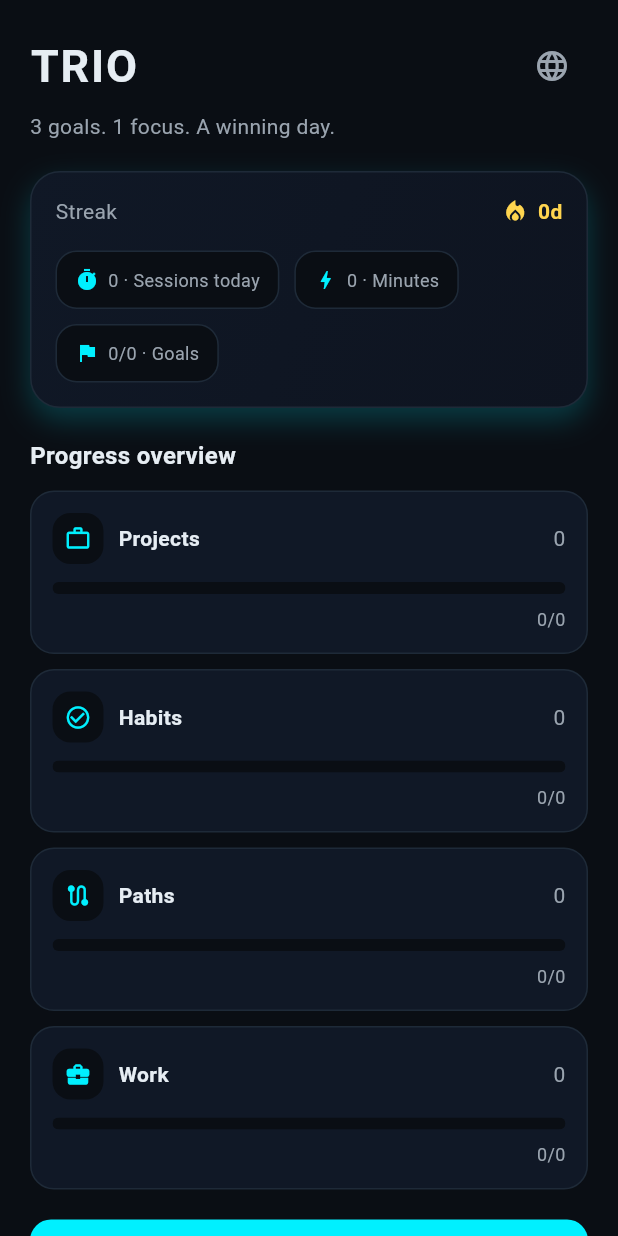
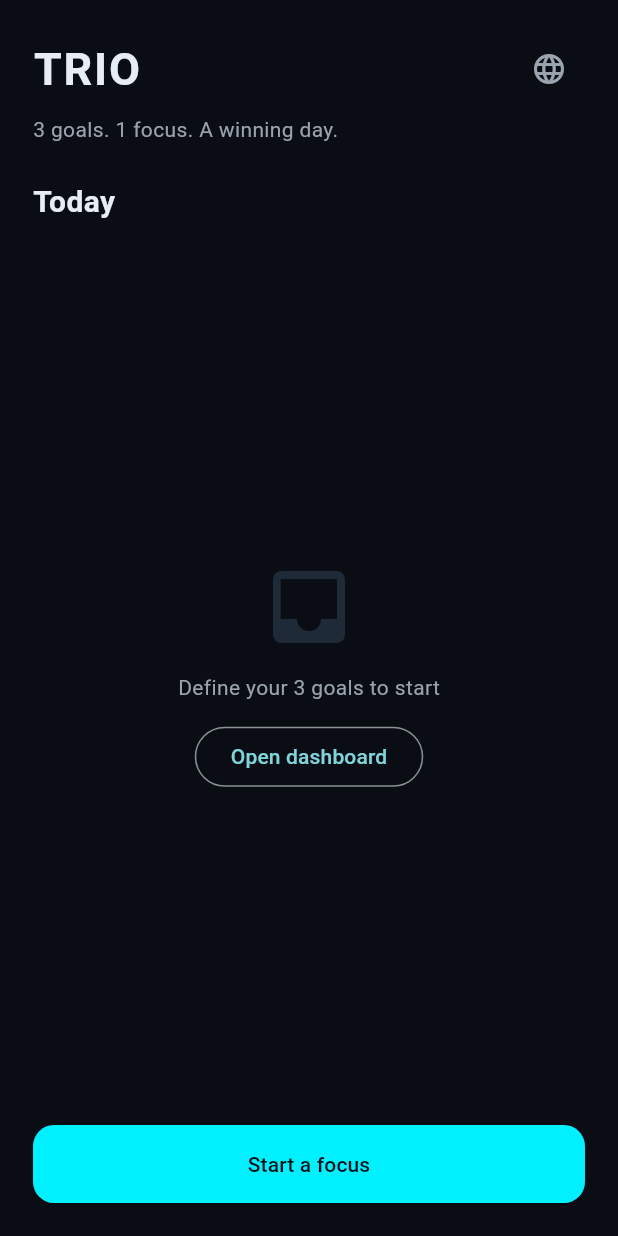
Before and after one commit to AfifBen/trio, a Flutter app: the screen it shows after launch, on a phone screen of 412 x 824 dp. Run offline on Flutter 3.47's test engine with Material 3 defaults, Android fonts, the phone set to English and light mode, and no system bars; our stand-ins replace fl_chart, shared_preferences, speech_to_text.

Commit message:
Simplify home to Today + goals + start

```diff
--- a/lib/l10n/app_ar.arb
+++ b/lib/l10n/app_ar.arb
@@ -76,5 +76,6 @@
   "categoryWork": "عمل",
   "categoryItemHint": "عنصر الفئة",
   "goalCategoryHint": "الفئة",
-  "objectiveTitle": "هدف"
+  "objectiveTitle": "هدف",
+  "todayTitle": "اليوم"
 }
--- a/lib/l10n/app_en.arb
+++ b/lib/l10n/app_en.arb
@@ -76,5 +76,6 @@
   "categoryWork": "Work",
   "categoryItemHint": "Category item",
   "goalCategoryHint": "Category",
-  "objectiveTitle": "Objective"
+  "objectiveTitle": "Objective",
+  "todayTitle": "Today"
 }
--- a/lib/l10n/app_fr.arb
+++ b/lib/l10n/app_fr.arb
@@ -76,5 +76,6 @@
   "categoryWork": "Travail",
   "categoryItemHint": "Élément",
   "goalCategoryHint": "Catégorie",
-  "objectiveTitle": "Objectif"
+  "objectiveTitle": "Objectif",
+  "todayTitle": "Aujourd'hui"
 }
--- a/lib/l10n/app_localizations.dart
+++ b/lib/l10n/app_localizations.dart
@@ -567,6 +567,12 @@ abstract class AppLocalizations {
   /// In en, this message translates to:
   /// **'Objective'**
   String get objectiveTitle;
+
+  /// No description provided for @todayTitle.
+  ///
+  /// In en, this message translates to:
+  /// **'Today'**
+  String get todayTitle;
 }
 
 class _AppLocalizationsDelegate
--- a/lib/l10n/app_localizations_ar.dart
+++ b/lib/l10n/app_localizations_ar.dart
@@ -247,4 +247,7 @@ class AppLocalizationsAr extends AppLocalizations {
 
   @override
   String get objectiveTitle => 'هدف';
+
+  @override
+  String get todayTitle => 'اليوم';
 }
--- a/lib/l10n/app_localizations_en.dart
+++ b/lib/l10n/app_localizations_en.dart
@@ -248,4 +248,7 @@ class AppLocalizationsEn extends AppLocalizations {
 
   @override
   String get objectiveTitle => 'Objective';
+
+  @override
+  String get todayTitle => 'Today';
 }
--- a/lib/l10n/app_localizations_fr.dart
+++ b/lib/l10n/app_localizations_fr.dart
@@ -249,4 +249,7 @@ class AppLocalizationsFr extends AppLocalizations {
 
   @override
   String get objectiveTitle => 'Objectif';
+
+  @override
+  String get todayTitle => 'Aujourd\'hui';
 }
--- a/lib/screens/home_screen.dart
+++ b/lib/screens/home_screen.dart
@@ -27,8 +27,8 @@ class _HomeScreenState extends State<HomeScreen> {
       body: SafeArea(
         child: Consumer<TrioState>(
           builder: (context, state, _) {
-            return SingleChildScrollView(
-              padding: const EdgeInsets.all(20),
+            return Padding(
+              padding: const EdgeInsets.all(22),
               child: Column(
                 crossAxisAlignment: CrossAxisAlignment.start,
                 children: [
@@ -47,7 +47,7 @@ class _HomeScreenState extends State<HomeScreen> {
                       _LanguageMenu(
                         currentLocale: state.locale?.languageCode,
                         onSelect: (locale) => state.setLocale(locale),
-                      )
+                      ),
                     ],
                   ),
                   const SizedBox(height: 6),
@@ -55,126 +55,75 @@ class _HomeScreenState extends State<HomeScreen> {
                     t.homeTagline,
                     style: const TextStyle(color: Color(0xFF9AA4AF), fontSize: 14),
                   ),
-                  const SizedBox(height: 20),
-                  Container(
+                  const SizedBox(height: 24),
+                  Text(
+                    t.todayTitle,
+                    style: const TextStyle(
+                      fontSize: 20,
+                      fontWeight: FontWeight.w600,
+                      color: Color(0xFFE6EDF3),
+                    ),
+                  ),
+                  const SizedBox(height: 14),
+                  Expanded(
+                    child: state.goals.isEmpty
+                        ? _EmptyState(onAdd: () => _openDashboard(context))
+                        : ListView.separated(
+                            itemCount: state.goals.length.clamp(0, 3),
+                            separatorBuilder: (_, __) => const SizedBox(height: 12),
+                            itemBuilder: (context, index) {
+                              final goal = state.goals[index];
+                              final progress = goal.sessionsTotal == 0
+                                  ? 0.0
+                                  : goal.sessionsDone / goal.sessionsTotal;
+                              return Container(
                                 padding: const EdgeInsets.all(16),
                                 decoration: BoxDecoration(
-                      gradient: const LinearGradient(
-                        colors: [Color(0xFF101826), Color(0xFF0E1420)],
-                        begin: Alignment.topLeft,
-                        end: Alignment.bottomRight,
-                      ),
-                      borderRadius: BorderRadius.circular(20),
+                                  color: const Color(0xFF101826),
+                                  borderRadius: BorderRadius.circular(16),
                                   border: Border.all(color: const Color(0xFF1E2A38)),
-                      boxShadow: const [
-                        BoxShadow(
-                          color: Color(0x3300F0FF),
-                          blurRadius: 16,
-                          offset: Offset(0, 8),
-                        ),
-                      ],
                                 ),
                                 child: Column(
                                   crossAxisAlignment: CrossAxisAlignment.start,
                                   children: [
-                        Row(
-                          mainAxisAlignment: MainAxisAlignment.spaceBetween,
-                          children: [
                                     Text(
-                              t.homeStreak,
-                              style: const TextStyle(color: Color(0xFF9AA4AF)),
-                            ),
-                            Row(
-                              children: [
-                                const Icon(Icons.local_fire_department,
-                                    color: Color(0xFFFFD54F), size: 18),
-                                const SizedBox(width: 6),
-                                Text(
-                                  '${state.streakDays}d',
-                                  style: const TextStyle(
-                                    color: Color(0xFFFFD54F),
-                                    fontWeight: FontWeight.bold,
-                                  ),
-                                ),
-                              ],
-                            ),
-                          ],
-                        ),
-                        const SizedBox(height: 16),
-                        Wrap(
-                          spacing: 10,
-                          runSpacing: 10,
-                          children: [
-                            _StatChip(
-                              label: t.statsSessionsToday,
-                              value: '${state.sessionsToday}',
-                              icon: Icons.timer,
-                            ),
-                            _StatChip(
-                              label: t.statsMinutes,
-                              value: '${state.totalMinutes}',
-                              icon: Icons.bolt,
-                            ),
-                            _StatChip(
-                              label: t.statsGoals,
-                              value: '${state.goalsCompleted}/${state.goalsTotal}',
-                              icon: Icons.flag,
-                            ),
-                          ],
-                        ),
-                      ],
-                    ),
-                  ),
-                  const SizedBox(height: 20),
-                  Text(
-                    t.progressOverview,
+                                      goal.title.isEmpty ? t.emptyGoals : goal.title,
                                       style: const TextStyle(
                                         fontSize: 16,
                                         fontWeight: FontWeight.w600,
                                         color: Color(0xFFE6EDF3),
                                       ),
                                     ),
+                                    const SizedBox(height: 6),
+                                    _CategoryChip(label: _categoryLabel(t, goal)),
                                     const SizedBox(height: 12),
-                  _ProgressCard(
-                    title: t.projectsTitle,
-                    count: state.projects.length,
-                    done: state.goalsDoneByType('project'),
-                    total: state.goalsTotalByType('project'),
-                    icon: Icons.work_outline,
+                                    ClipRRect(
+                                      borderRadius: BorderRadius.circular(10),
+                                      child: LinearProgressIndicator(
+                                        minHeight: 8,
+                                        value: progress,
+                                        backgroundColor: const Color(0xFF0A0E14),
+                                        valueColor: const AlwaysStoppedAnimation<Color>(
+                                          Color(0xFF00F0FF),
                                         ),
-                  const SizedBox(height: 10),
-                  _ProgressCard(
-                    title: t.habitsTitle,
-                    count: state.habits.length,
-                    done: state.goalsDoneByType('habit'),
-                    total: state.goalsTotalByType('habit'),
-                    icon: Icons.check_circle_outline,
                                       ),
-                  const SizedBox(height: 10),
-                  _ProgressCard(
-                    title: t.pathsTitle,
-                    count: state.paths.length,
-                    done: state.goalsDoneByType('path'),
-                    total: state.goalsTotalByType('path'),
-                    icon: Icons.route,
                                     ),
-                  const SizedBox(height: 10),
-                  _ProgressCard(
-                    title: t.workTitle,
-                    count: state.works.length,
-                    done: state.goalsDoneByType('work'),
-                    total: state.goalsTotalByType('work'),
-                    icon: Icons.business_center,
+                                    const SizedBox(height: 8),
+                                    Text(
+                                      t.sessionsCount(goal.sessionsDone, goal.sessionsTotal),
+                                      style: const TextStyle(color: Color(0xFF9AA4AF)),
                                     ),
-                  const SizedBox(height: 20),
+                                  ],
+                                ),
+                              );
+                            },
+                          ),
+                  ),
+                  const SizedBox(height: 12),
                   SizedBox(
                     width: double.infinity,
                     child: ElevatedButton(
-                      onPressed: () {
-                        Navigator.of(context).push(
-                          MaterialPageRoute(builder: (_) => const DashboardScreen()),
-                        );
-                      },
+                      onPressed: () => _openDashboard(context),
                       style: ElevatedButton.styleFrom(
                         backgroundColor: const Color(0xFF00F0FF),
                         foregroundColor: const Color(0xFF0A0E14),
@@ -194,117 +143,22 @@ class _HomeScreenState extends State<HomeScreen> {
       ),
     );
   }
+
+  void _openDashboard(BuildContext context) {
+    Navigator.of(context).push(
+      MaterialPageRoute(builder: (_) => const DashboardScreen()),
+    );
   }
 
-class _StatChip extends StatelessWidget {
-  final String label;
-  final String value;
-  final IconData icon;
-
-  const _StatChip({
-    required this.label,
-    required this.value,
-    required this.icon,
-  });
-
-  @override
-  Widget build(BuildContext context) {
-    return Container(
-      padding: const EdgeInsets.symmetric(horizontal: 12, vertical: 10),
-      decoration: BoxDecoration(
-        color: const Color(0xFF0A0E14),
-        borderRadius: BorderRadius.circular(14),
-        border: Border.all(color: const Color(0xFF1E2A38)),
-      ),
-      child: Row(
-        mainAxisSize: MainAxisSize.min,
-        children: [
-          Icon(icon, size: 16, color: const Color(0xFF00F0FF)),
-          const SizedBox(width: 6),
-          Text(
-            '$value · $label',
-            style: const TextStyle(color: Color(0xFF9AA4AF), fontSize: 12),
-          ),
-        ],
-      ),
-    );
-  }
-}
-
-class _ProgressCard extends StatelessWidget {
-  final String title;
-  final int count;
-  final int done;
-  final int total;
-  final IconData icon;
-
-  const _ProgressCard({
-    required this.title,
-    required this.count,
-    required this.done,
-    required this.total,
-    required this.icon,
-  });
-
-  @override
-  Widget build(BuildContext context) {
-    final progress = total == 0 ? 0.0 : done / total;
-    return Container(
-      padding: const EdgeInsets.all(14),
-      decoration: BoxDecoration(
-        color: const Color(0xFF101826),
-        borderRadius: BorderRadius.circular(16),
-        border: Border.all(color: const Color(0xFF1E2A38)),
-      ),
-      child: Column(
-        children: [
-          Row(
-            children: [
-              Container(
-                padding: const EdgeInsets.all(8),
-                decoration: BoxDecoration(
-                  color: const Color(0xFF0A0E14),
-                  borderRadius: BorderRadius.circular(12),
-                ),
-                child: Icon(icon, size: 18, color: const Color(0xFF00F0FF)),
-              ),
-              const SizedBox(width: 10),
-              Expanded(
-                child: Text(
-                  title,
-                  style: const TextStyle(
-                    color: Color(0xFFE6EDF3),
-                    fontWeight: FontWeight.w600,
-                  ),
-                ),
-              ),
-              Text(
-                '$count',
-                style: const TextStyle(color: Color(0xFF9AA4AF)),
-              ),
-            ],
-          ),
-          const SizedBox(height: 12),
-          ClipRRect(
-            borderRadius: BorderRadius.circular(10),
-            child: LinearProgressIndicator(
-              minHeight: 8,
-              value: progress,
-              backgroundColor: const Color(0xFF0A0E14),
-              valueColor: const AlwaysStoppedAnimation<Color>(Color(0xFF00F0FF)),
-            ),
-          ),
-          const SizedBox(height: 8),
-          Align(
-            alignment: Alignment.centerRight,
-            child: Text(
-              '$done/$total',
-              style: const TextStyle(color: Color(0xFF9AA4AF), fontSize: 12),
-            ),
-          ),
-        ],
-      ),
-    );
+  String _categoryLabel(AppLocalizations t, dynamic goal) {
+    final typeLabel = switch (goal.categoryType) {
+      'project' => t.categoryProject,
+      'habit' => t.categoryHabit,
+      'path' => t.categoryPath,
+      _ => t.categoryWork,
+    };
+    if (goal.categoryItem.isEmpty) return typeLabel;
+    return '$typeLabel · ${goal.categoryItem}';
   }
 }
 
@@ -339,3 +193,54 @@ class _LanguageMenu extends StatelessWidget {
     );
   }
 }
+
+class _EmptyState extends StatelessWidget {
+  final VoidCallback onAdd;
+
+  const _EmptyState({required this.onAdd});
+
+  @override
+  Widget build(BuildContext context) {
+    final t = AppLocalizations.of(context)!;
+    return Center(
+      child: Column(
+        mainAxisAlignment: MainAxisAlignment.center,
+        children: [
+          const Icon(Icons.inbox, color: Color(0xFF1E2A38), size: 64),
+          const SizedBox(height: 12),
+          Text(
+            t.emptyGoals,
+            style: const TextStyle(color: Color(0xFF9AA4AF)),
+          ),
+          const SizedBox(height: 12),
+          OutlinedButton(
+            onPressed: onAdd,
+            child: Text(t.openDashboard),
+          ),
+        ],
+      ),
+    );
+  }
+}
+
+class _CategoryChip extends StatelessWidget {
+  final String label;
+
+  const _CategoryChip({required this.label});
+
+  @override
+  Widget build(BuildContext context) {
+    return Container(
+      padding: const EdgeInsets.symmetric(horizontal: 10, vertical: 6),
+      decoration: BoxDecoration(
+        color: const Color(0xFF0A0E14),
+        borderRadius: BorderRadius.circular(12),
+        border: Border.all(color: const Color(0xFF1E2A38)),
+      ),
+      child: Text(
+        label,
+        style: const TextStyle(color: Color(0xFF9AA4AF), fontSize: 12),
+      ),
+    );
+  }
+}
```
Lines whose indentation alone changed are shown as unchanged.
